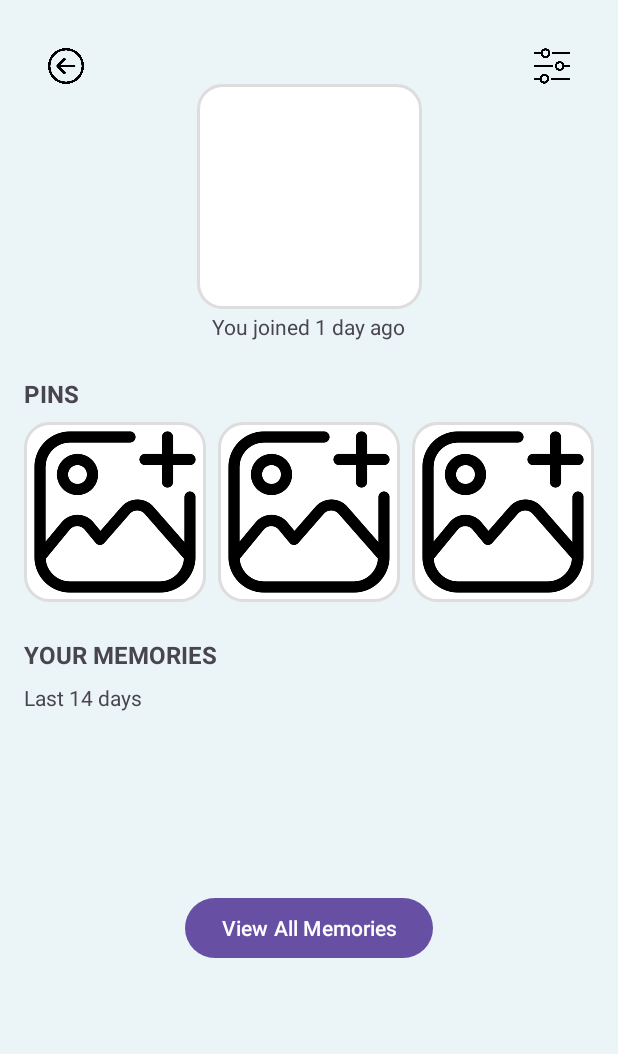
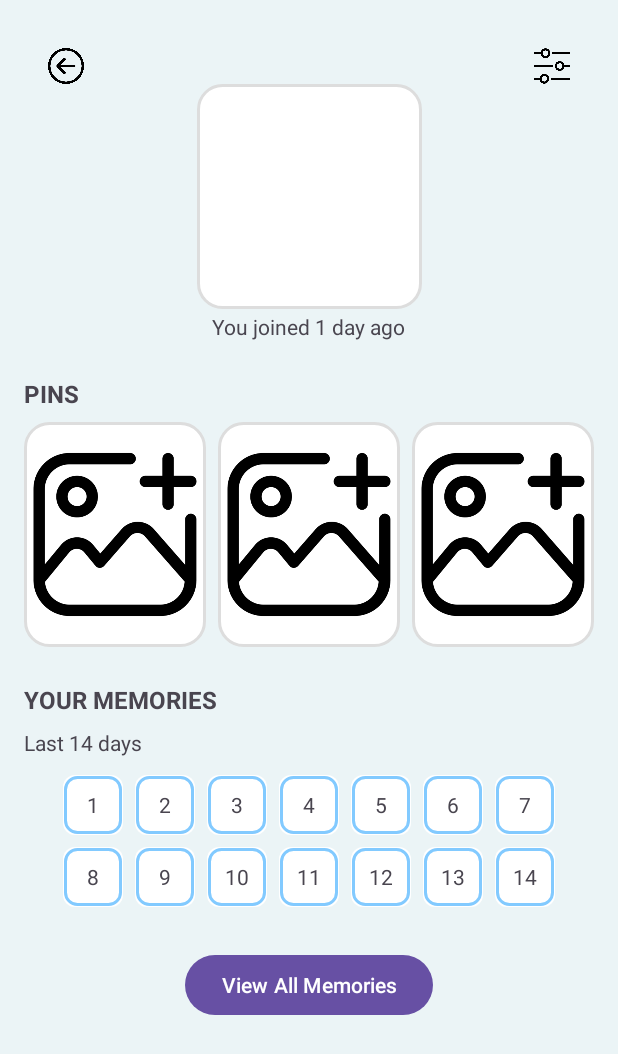
Before and after one commit to jovanfidello/Kuishinbo, an Android app: the fragment ProfileFragment shown on its own in the app's theme, on a phone screen of 412 x 824 dp. Shown: the top 1054 px of the screen. Run offline under Robolectric (Android 15) with nearby library versions, the phone set to English and light mode, and no system bars; our stand-ins replace Firebase (no records; nobody signed in at launch, a user with empty details on screens opened directly); 1 statement that could not run was skipped.

Commit message:
Adjust profile layout

```diff
--- a/app/src/main/res/layout/fragment_profile.xml
+++ b/app/src/main/res/layout/fragment_profile.xml
@@ -110,7 +110,7 @@
 
         <ImageView
             android:layout_width="0dp"
-            android:layout_height="120dp"
+            android:layout_height="150dp"
             android:layout_weight="1"
             android:src="@drawable/empty_pin_photo"
             android:background="@drawable/image_preview_background"
@@ -118,7 +118,7 @@
 
         <ImageView
             android:layout_width="0dp"
-            android:layout_height="120dp"
+            android:layout_height="150dp"
             android:layout_weight="1"
             android:layout_marginStart="8dp"
             android:src="@drawable/empty_pin_photo"
@@ -127,7 +127,7 @@
 
         <ImageView
             android:layout_width="0dp"
-            android:layout_height="120dp"
+            android:layout_height="150dp"
             android:layout_weight="1"
             android:layout_marginStart="8dp"
             android:src="@drawable/empty_pin_photo"
@@ -166,112 +166,129 @@
             android:textSize="14sp" />
 
         <GridLayout
-            android:layout_width="match_parent"
+            android:layout_width="wrap_content"
             android:layout_height="wrap_content"
-            android:layout_marginTop="8dp"
             android:columnCount="7"
             android:padding="8dp"
-            android:rowCount="2">
+            android:layout_gravity="center"
+        android:rowCount="2"
+        android:orientation="horizontal">
 
-            <!-- Placeholder days -->
-            <TextView
-                android:layout_width="0dp"
-                android:layout_height="40dp"
-                android:layout_weight="1"
-                android:gravity="center"
-                android:text="14" />
 
-            <TextView
-                android:layout_width="0dp"
-                android:layout_height="40dp"
-                android:layout_weight="1"
-                android:gravity="center"
-                android:text="15" />
+        <TextView
+            android:layout_width="40dp"
+            android:layout_height="40dp"
+            android:background="@drawable/border_background"
+            android:gravity="center"
+            android:layout_margin="4dp"
+        android:text="1" />
 
-            <TextView
-                android:layout_width="0dp"
-                android:layout_height="40dp"
-                android:layout_weight="1"
-                android:gravity="center"
-                android:text="14" />
+        <TextView
+            android:layout_width="40dp"
+            android:layout_height="40dp"
+            android:background="@drawable/border_background"
+            android:gravity="center"
+            android:layout_margin="4dp"
+            android:text="2" />
 
-            <TextView
-                android:layout_width="0dp"
-                android:layout_height="40dp"
-                android:layout_weight="1"
-                android:gravity="center"
-                android:text="15" />
+        <TextView
+            android:layout_width="40dp"
+            android:layout_height="40dp"
+            android:background="@drawable/border_background"
+            android:gravity="center"
+            android:layout_margin="4dp"
+            android:text="3" />
 
-            <TextView
-                android:layout_width="0dp"
-                android:layout_height="40dp"
-                android:layout_weight="1"
-                android:gravity="center"
-                android:text="14" />
+        <TextView
+            android:layout_width="40dp"
+            android:layout_height="40dp"
+            android:background="@drawable/border_background"
+            android:gravity="center"
+            android:layout_margin="4dp"
+            android:text="4" />
 
-            <TextView
-                android:layout_width="0dp"
-                android:layout_height="40dp"
-                android:layout_weight="1"
-                android:gravity="center"
-                android:text="15" />
+        <TextView
+            android:layout_width="40dp"
+            android:layout_height="40dp"
+            android:background="@drawable/border_background"
+            android:gravity="center"
+            android:layout_margin="4dp"
+            android:text="5" />
 
-            <TextView
-                android:layout_width="0dp"
-                android:layout_height="40dp"
-                android:layout_weight="1"
-                android:gravity="center"
-                android:text="15" />
+        <TextView
+            android:layout_width="40dp"
+            android:layout_height="40dp"
+            android:background="@drawable/border_background"
+            android:gravity="center"
+            android:layout_margin="4dp"
+            android:text="6" />
 
-            <TextView
-                android:layout_width="0dp"
-                android:layout_height="40dp"
-                android:layout_weight="1"
-                android:gravity="center"
-                android:text="14" />
+        <TextView
+            android:layout_width="40dp"
+            android:layout_height="40dp"
+            android:background="@drawable/border_background"
+            android:gravity="center"
+            android:layout_margin="4dp"
+            android:text="7" />
 
-            <TextView
-                android:layout_width="0dp"
-                android:layout_height="40dp"
-                android:layout_weight="1"
-                android:gravity="center"
-                android:text="15" />
+        <TextView
+            android:layout_width="40dp"
+            android:layout_height="40dp"
+            android:background="@drawable/border_background"
+            android:gravity="center"
+            android:layout_margin="4dp"
+            android:text="8" />
 
-            <TextView
-                android:layout_width="0dp"
-                android:layout_height="40dp"
-                android:layout_weight="1"
-                android:gravity="center"
-                android:text="14" />
+        <TextView
+            android:layout_width="40dp"
+            android:layout_height="40dp"
+            android:background="@drawable/border_background"
+            android:gravity="center"
+            android:layout_margin="4dp"
+            android:text="9" />
 
-            <TextView
-                android:layout_width="0dp"
-                android:layout_height="40dp"
-                android:layout_weight="1"
-                android:gravity="center"
-                android:text="15" />
+        <TextView
+            android:layout_width="40dp"
+            android:layout_height="40dp"
+            android:background="@drawable/border_background"
+            android:gravity="center"
+            android:layout_margin="4dp"
+            android:text="10" />
 
-            <TextView
-                android:layout_width="0dp"
-                android:layout_height="40dp"
-                android:layout_weight="1"
-                android:gravity="center"
-                android:text="14" />
+        <TextView
+            android:layout_width="40dp"
+            android:layout_height="40dp"
+            android:background="@drawable/border_background"
+            android:gravity="center"
+            android:layout_margin="4dp"
+            android:text="11" />
 
-            <TextView
-                android:layout_width="0dp"
-                android:layout_height="40dp"
-                android:layout_weight="1"
-                android:gravity="center"
-                android:text="15" />
+        <TextView
+            android:layout_width="40dp"
+            android:layout_height="40dp"
+            android:background="@drawable/border_background"
+            android:gravity="center"
+            android:layout_margin="4dp"
+            android:text="12" />
 
-            <TextView
-                android:layout_width="0dp"
-                android:layout_height="40dp"
-                android:layout_weight="1"
-                android:gravity="center"
-                android:text="15" />
-        </GridLayout>
+        <TextView
+            android:layout_width="40dp"
+            android:layout_height="40dp"
+            android:background="@drawable/border_background"
+            android:gravity="center"
+            android:layout_margin="4dp"
+            android:text="13" />
+
+        <TextView
+            android:layout_width="40dp"
+            android:layout_height="40dp"
+            android:background="@drawable/border_background"
+            android:gravity="center"
+            android:layout_margin="4dp"
+            android:text="14" />
+
+    </GridLayout>
+
 
     </LinearLayout>
 
```
